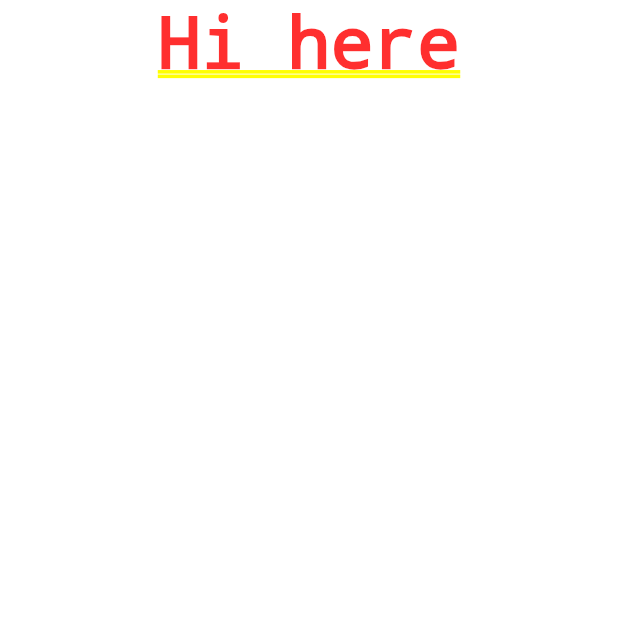
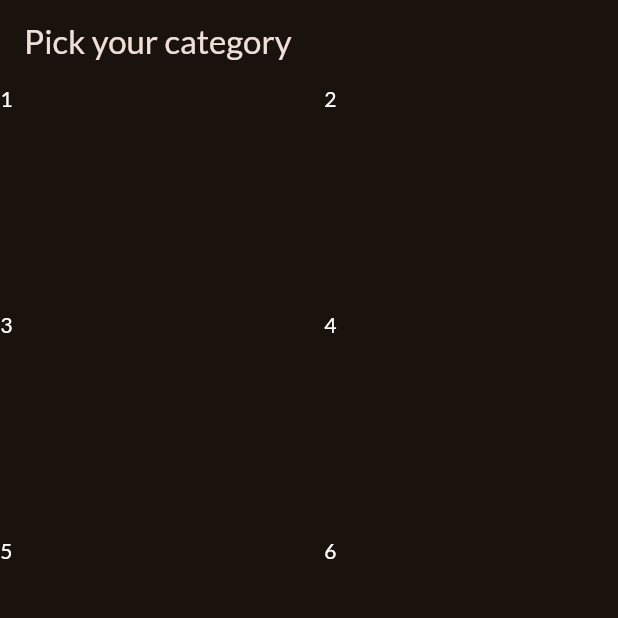
Before and after one commit to kraevskiy/flutter_meals, a Flutter app: the screen it shows after launch, on a phone screen of 412 x 824 dp, the top half of it. Run offline on Flutter 3.47's test engine with Material 3 defaults, Android fonts, the phone set to English and light mode, and no system bars; our stand-ins replace google_fonts.

Commit message:
install Google fonts && CategoriesScreen basic layout

```diff
--- /dev/null
+++ b/lib/categories.dart
@@ -0,0 +1,48 @@
+import 'package:flutter/material.dart';
+
+class CategoriesScreen extends StatelessWidget {
+  const CategoriesScreen({super.key});
+
+  @override
+  Widget build(BuildContext context) {
+    return Scaffold(
+      appBar: AppBar(
+        title: const Text('Pick your category'),
+      ),
+      body: GridView(
+        gridDelegate: const SliverGridDelegateWithFixedCrossAxisCount(
+          crossAxisCount: 2,
+          childAspectRatio: 3 / 2,
+          crossAxisSpacing: 20,
+          mainAxisSpacing: 20,
+        ),
+        children: const [
+          Text(
+            '1',
+            style: TextStyle(color: Colors.white),
+          ),
+          Text(
+            '2',
+            style: TextStyle(color: Colors.white),
+          ),
+          Text(
+            '3',
+            style: TextStyle(color: Colors.white),
+          ),
+          Text(
+            '4',
+            style: TextStyle(color: Colors.white),
+          ),
+          Text(
+            '5',
+            style: TextStyle(color: Colors.white),
+          ),
+          Text(
+            '6',
+            style: TextStyle(color: Colors.white),
+          ),
+        ],
+      ),
+    );
+  }
+}
--- a/lib/main.dart
+++ b/lib/main.dart
@@ -1,15 +1,30 @@
 import 'package:flutter/material.dart';
+import 'package:google_fonts/google_fonts.dart';
+
+import 'package:meals_app/categories.dart';
+
+final theme = ThemeData(
+  useMaterial3: true,
+  colorScheme: ColorScheme.fromSeed(
+    brightness: Brightness.dark,
+    seedColor: const Color.fromARGB(255, 131, 57, 0),
+  ),
+  textTheme: GoogleFonts.latoTextTheme(),
+);
 
 void main() {
-  runApp(MaterialApp(
-    title: 'Meals Flutter',
-    theme: ThemeData(
-      useMaterial3: true,
-    ),
-    home: const Column(
-      children: [
-        Text('Hi here')
-      ],
-    ),
-  ));
+  runApp(const App());
 }
+
+class App extends StatelessWidget {
+  const App({super.key});
+
+  @override
+  Widget build(BuildContext context) {
+    return MaterialApp(
+      title: 'Meals Flutter',
+      theme: theme,
+      home: const CategoriesScreen(),
+    );
+  }
+}
--- a/pubspec.yaml
+++ b/pubspec.yaml
@@ -35,6 +35,7 @@ dependencies:
   # The following adds the Cupertino Icons font to your application.
   # Use with the CupertinoIcons class for iOS style icons.
   cupertino_icons: ^1.0.6
+  google_fonts: ^6.2.1
 
 dev_dependencies:
   flutter_test:
```
Also changed, not shown: pubspec.lock, 7 other files.
